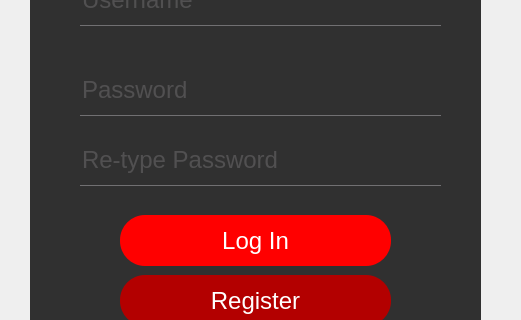
Qt form login.ui (rafaello166/financialSystemQT) before a commit; both pictures show x 130 to 651 and y 245 to 565 of the 776 by 710 pixel window.
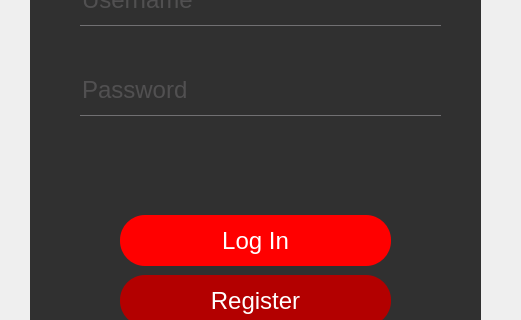
The same form after that commit. Icons and pictures are not drawn.

```diff
--- a/login.ui
+++ b/login.ui
@@ -159,31 +159,6 @@
       <string>Register</string>
      </property>
     </widget>
-    <widget class="QLineEdit" name="lineEdit_password_2">
-     <property name="enabled">
-      <bool>false</bool>
-     </property>
-     <property name="geometry">
-      <rect>
-       <x>50</x>
-       <y>320</y>
-       <width>361</width>
-       <height>51</height>
-      </rect>
-     </property>
-     <property name="inputMask">
-      <string/>
-     </property>
-     <property name="text">
-      <string/>
-     </property>
-     <property name="echoMode">
-      <enum>QLineEdit::Password</enum>
-     </property>
-     <property name="placeholderText">
-      <string>Re-type Password</string>
-     </property>
-    </widget>
    </widget>
    <widget class="QToolButton" name="toolButton">
     <property name="geometry">
```
Left out of the diff: 4 changed lines with no effect on the pictures.
